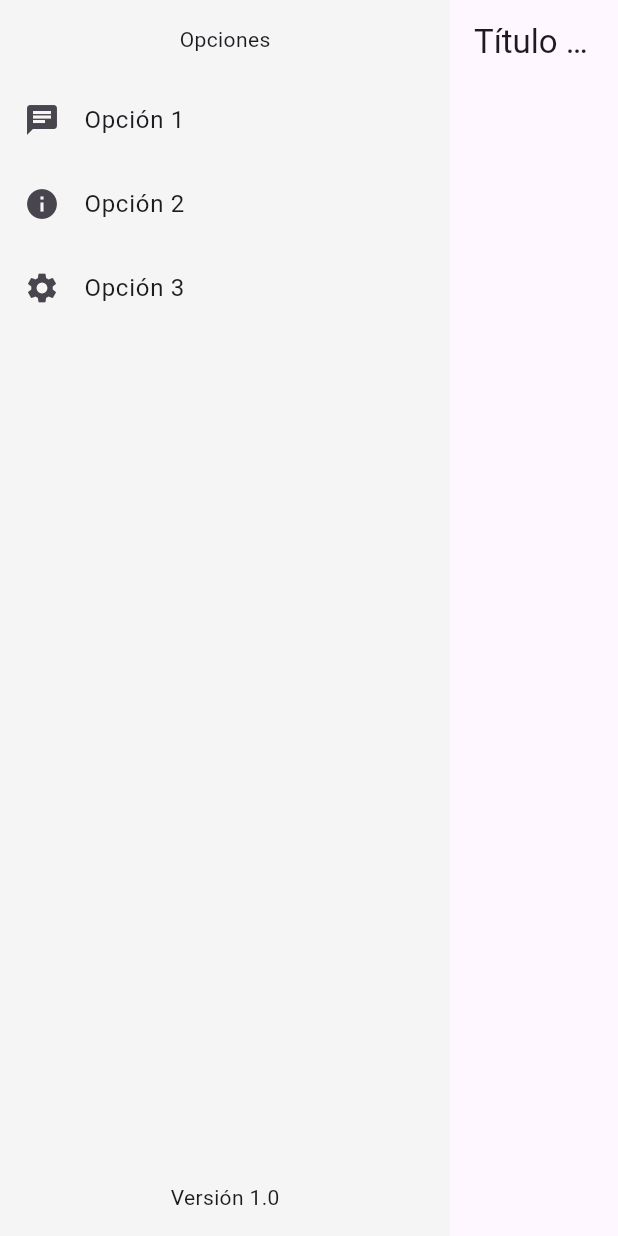
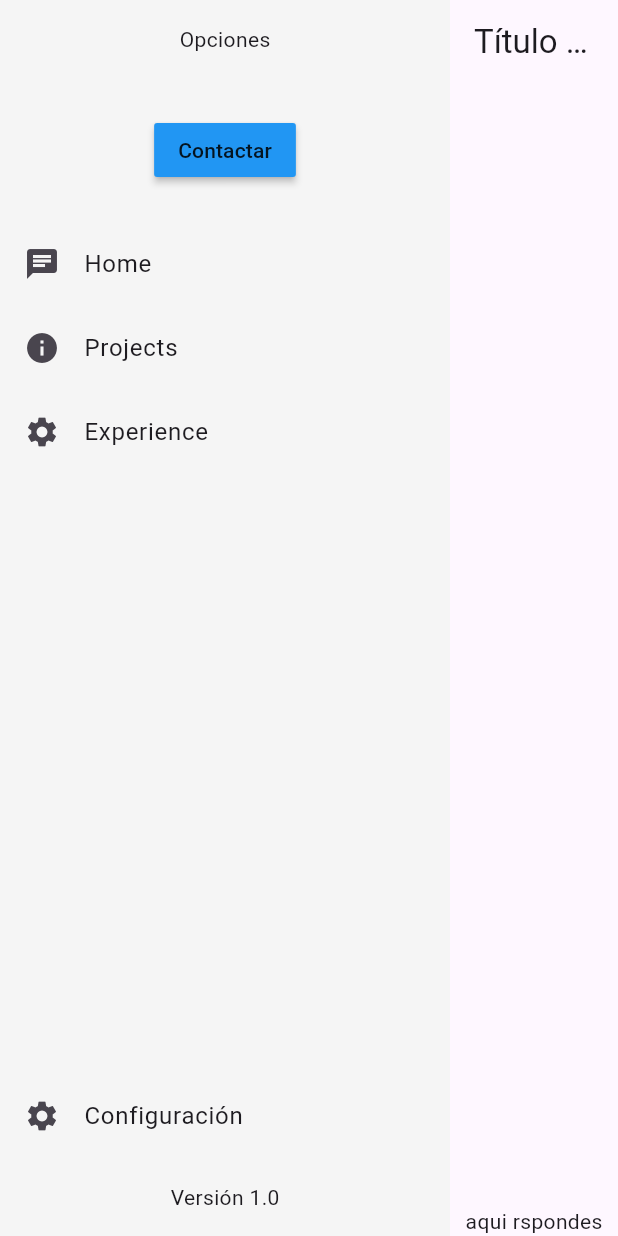
Before and after one commit to Teixeira49/portafolio, a Flutter app: the screen it shows after launch, on a phone screen of 412 x 824 dp. Run offline on Flutter 3.47's test engine with Material 3 defaults, Android fonts, the phone set to English and light mode, and no system bars; our stand-ins replace equatable, flutter_bloc.

Commit message:
Demo Design

```diff
--- a/lib/src/features/home/presentation/page/home_body.dart
+++ b/lib/src/features/home/presentation/page/home_body.dart
@@ -40,6 +40,7 @@ class HomeBody extends StatelessWidget {
 
                     // Área de entrada (opcional)
                     //MessageInput(),
+                    Text('aqui rspondes'),
                   ],
                 ),
               ),
--- a/lib/src/shared/presentation/widgets/navigator_panel.dart
+++ b/lib/src/shared/presentation/widgets/navigator_panel.dart
@@ -22,17 +22,34 @@ class NavigationPanel extends StatelessWidget {
           ),
 
           // Lista de opciones fijas
+          SizedBox(height: 24,),
+          MaterialButton(
+            color: Colors.blue,
+              child: Text('Contactar'),
+              onPressed: () {
+
+              }),
+          SizedBox(height: 24,),
           Expanded(
             child: ListView(
               children: [
-                _buildOptionItem(context, 'Opción 1', Icons.chat, 'home_chat'),
-                _buildOptionItem(context, 'Opción 2', Icons.info, 'projects_chat'),
-                _buildOptionItem(context, 'Opción 3', Icons.settings, 'experience_chat'),
+                _buildOptionItem(context, 'Home', Icons.chat, 'home_chat'),
+                _buildOptionItem(context, 'Projects', Icons.info, 'projects_chat'),
+                _buildOptionItem(context, 'Experience', Icons.settings, 'experience_chat'),
+                //_buildOptionItem(context, 'Study', Icons.settings, 'experience_chat'),
+                //_buildOptionItem(context, 'Stats', Icons.settings, 'experience_chat'),
+                //_buildOptionItem(context, 'About', Icons.settings, 'experience_chat'),
                 // Agregar más opciones según necesidad
               ],
             ),
           ),
+          ListTile(
+            leading: Icon(Icons.settings,),
+            title: Text('Configuración'),
+            onTap: () {
 
+            },
+          ),
           // Pie de página (opcional)
           Padding(
             padding: const EdgeInsets.all(16.0),
```
